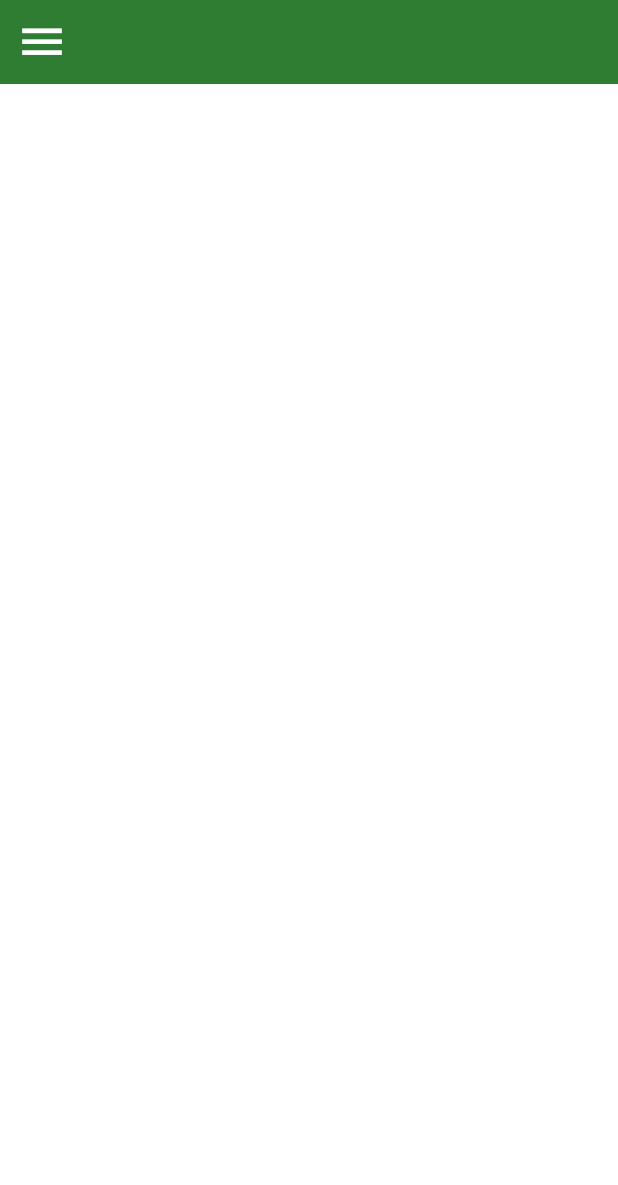
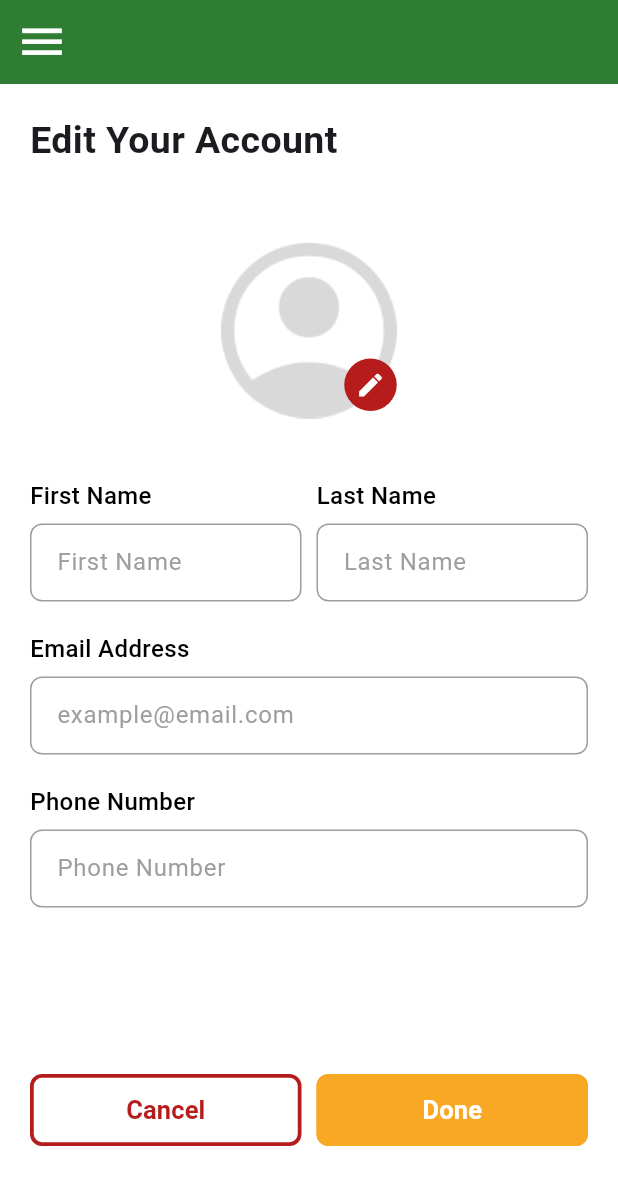
Before and after one commit to Debojyotibabai/flutter_clean_arch_practice, a Flutter app: the EditProfile screen opened by its route, on a phone screen of 412 x 824 dp. Shown: the top 1185 px of the screen. Run offline on Flutter 3.47's test engine with Material 3 defaults, Android fonts, the phone set to English and light mode, and no system bars; our stand-ins replace dio, dropdown_button2, flutter_bloc, flutter_spinkit, fpdart, get_it and 2 more; accounts and stored records are empty.

Commit message:
edit profile design done

```diff
--- a/lib/assets/images.dart
+++ b/lib/assets/images.dart
@@ -1,3 +1,4 @@
 class Images {
   static const String rollImage = 'assets/images/roll_image.png';
+  static const String avatarImage = 'assets/images/avatar.png';
 }
--- a/lib/config/navigation/app_navigation.dart
+++ b/lib/config/navigation/app_navigation.dart
@@ -29,8 +29,7 @@ class AppNavigation {
       // otherwise redirect them to the login page
       return '/login';
     },
-    // initialLocation:
-    //     "/recommendationDetails/0c8a7c87-6432-4848-9ea5-896305fbb5e4",
+    initialLocation: "/editProfile",
     routes: [
       GoRoute(
         path: "/login",
--- a/lib/features/edit_profile/presentation/pages/edit_profile_page.dart
+++ b/lib/features/edit_profile/presentation/pages/edit_profile_page.dart
@@ -1,10 +1,18 @@
+import 'package:clean_architecture_rivaan_ranawat/features/edit_profile/presentation/widgets/avatar_selection.dart';
+import 'package:clean_architecture_rivaan_ranawat/utils/widgets/button/app_primary_solid_button.dart';
 import 'package:clean_architecture_rivaan_ranawat/utils/widgets/custom_drawer.dart';
+import 'package:clean_architecture_rivaan_ranawat/utils/widgets/input/app_input_with_label.dart';
 import 'package:flutter/material.dart';
 
 class EditProfile extends StatelessWidget {
   EditProfile({super.key});
 
   final GlobalKey<ScaffoldState> scaffoldKey = GlobalKey<ScaffoldState>();
+
+  final TextEditingController firstNameController = TextEditingController();
+  final TextEditingController lastNameController = TextEditingController();
+  final TextEditingController emailController = TextEditingController();
+  final TextEditingController phoneNumberController = TextEditingController();
 
   @override
   Widget build(BuildContext context) {
@@ -22,6 +30,92 @@ class EditProfile extends StatelessWidget {
         ),
       ),
       drawer: CustomDrawer(),
+      body: Padding(
+        padding: const EdgeInsets.all(20).copyWith(bottom: 60),
+        child: Column(
+          mainAxisAlignment: MainAxisAlignment.start,
+          crossAxisAlignment: CrossAxisAlignment.start,
+          children: [
+            const Text(
+              "Edit Your Account",
+              textAlign: TextAlign.start,
+              style: TextStyle(
+                fontSize: 25,
+                fontWeight: FontWeight.bold,
+              ),
+            ),
+            const SizedBox(height: 50),
+            const Row(
+              mainAxisAlignment: MainAxisAlignment.center,
+              crossAxisAlignment: CrossAxisAlignment.center,
+              children: [
+                AvatarSelection(),
+              ],
+            ),
+            const SizedBox(height: 40),
+            Row(
+              mainAxisAlignment: MainAxisAlignment.center,
+              crossAxisAlignment: CrossAxisAlignment.center,
+              children: [
+                Expanded(
+                  child: AppInputWithLabel(
+                    controller: firstNameController,
+                    hintText: "First Name",
+                    label: "First Name",
+                  ),
+                ),
+                const SizedBox(
+                  width: 10,
+                ),
+                Expanded(
+                  child: AppInputWithLabel(
+                    controller: lastNameController,
+                    hintText: "Last Name",
+                    label: "Last Name",
+                  ),
+                ),
+              ],
+            ),
+            const SizedBox(height: 20),
+            AppInputWithLabel(
+              controller: emailController,
+              hintText: "example@email.com",
+              label: "Email Address",
+            ),
+            const SizedBox(height: 20),
+            AppInputWithLabel(
+              controller: phoneNumberController,
+              hintText: "Phone Number",
+              label: "Phone Number",
+            ),
+            const Spacer(),
+            Row(
+              children: [
+                Expanded(
+                  child: AppPrimarySoidButton(
+                    onPressed: () {},
+                    buttonText: "Cancel",
+                    width: 0.5,
+                    backgroundColor: Colors.white,
+                    textColor: Colors.red[900]!,
+                  ),
+                ),
+                const SizedBox(
+                  width: 10,
+                ),
+                Expanded(
+                  child: AppPrimarySoidButton(
+                    onPressed: () {},
+                    buttonText: "Done",
+                    width: 0.4,
+                    backgroundColor: Colors.yellow[800]!,
+                  ),
+                ),
+              ],
+            ),
+          ],
+        ),
+      ),
     );
   }
 }
--- /dev/null
+++ b/lib/features/edit_profile/presentation/widgets/avatar_selection.dart
@@ -0,0 +1,78 @@
+import 'package:clean_architecture_rivaan_ranawat/assets/images.dart';
+import 'package:clean_architecture_rivaan_ranawat/utils/widgets/button/app_primary_solid_button.dart';
+import 'package:flutter/material.dart';
+
+class AvatarSelection extends StatelessWidget {
+  const AvatarSelection({super.key});
+
+  @override
+  Widget build(BuildContext context) {
+    return GestureDetector(
+      onTap: () => showDialog(
+        context: context,
+        builder: (BuildContext context) => Dialog(
+          child: Padding(
+            padding: const EdgeInsets.all(30),
+            child: Column(
+              mainAxisAlignment: MainAxisAlignment.center,
+              crossAxisAlignment: CrossAxisAlignment.center,
+              mainAxisSize: MainAxisSize.min,
+              children: [
+                const Text(
+                  "Select your avatar",
+                  style: TextStyle(
+                    fontWeight: FontWeight.w700,
+                    fontSize: 20,
+                    color: Colors.black54,
+                  ),
+                ),
+                const SizedBox(
+                  height: 20,
+                ),
+                AppPrimarySoidButton(
+                  onPressed: () {},
+                  buttonText: "Select from Gallery",
+                  width: 0.6,
+                  backgroundColor: Colors.red[900]!,
+                ),
+                const SizedBox(
+                  height: 15,
+                ),
+                AppPrimarySoidButton(
+                  onPressed: () {},
+                  buttonText: "Open Camera",
+                  width: 0.5,
+                  backgroundColor: Colors.red[900]!,
+                ),
+              ],
+            ),
+          ),
+        ),
+      ),
+      child: Stack(
+        children: [
+          Image.asset(Images.avatarImage),
+          Positioned(
+            bottom: 5,
+            right: 0,
+            child: Container(
+              width: 35,
+              height: 35,
+              decoration: BoxDecoration(
+                borderRadius: BorderRadius.circular(100),
+                color: Colors.red[900],
+              ),
+              child: const Center(
+                child: Icon(
+                  Icons.edit,
+                  color: Colors.white,
+                  size: 20,
+                ),
+              ),
+            ),
+          ),
+        ],
+      ),
+    );
+  }
+}
--- a/lib/utils/widgets/button/app_primary_solid_button.dart
+++ b/lib/utils/widgets/button/app_primary_solid_button.dart
@@ -8,7 +8,7 @@ class AppPrimarySoidButton extends StatelessWidget {
     required this.onPressed,
     required this.buttonText,
     required this.width,
-    this.height = 50,
+    this.height = 48,
     this.backgroundColor = Colors.black,
     this.textColor = Colors.white,
   });
@@ -28,6 +28,10 @@ class AppPrimarySoidButton extends StatelessWidget {
       style: ButtonStyle(
         shape: WidgetStateProperty.all<RoundedRectangleBorder>(
           RoundedRectangleBorder(
+            side: BorderSide(
+              color: textColor == Colors.white ? backgroundColor : textColor,
+              width: 2.5,
+            ),
             borderRadius: BorderRadius.circular(8),
           ),
         ),
--- a/lib/utils/widgets/custom_drawer.dart
+++ b/lib/utils/widgets/custom_drawer.dart
@@ -57,7 +57,7 @@ class CustomDrawer extends StatelessWidget {
                       ),
                     ),
                     const SizedBox(
-                      height: 40,
+                      height: 45,
                     ),
                   ],
                 );
```
Also changed, not shown: assets/images/avatar.png (added).
